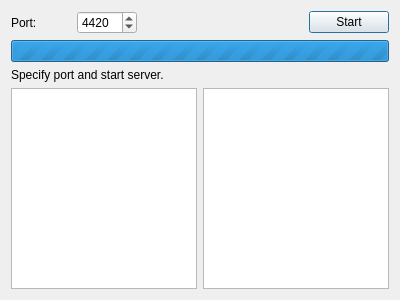
This is server/serverdialog.ui in l3enQ/QtNetworkBroadcast as Qt 5 draws it before an edit. The edited form follows.
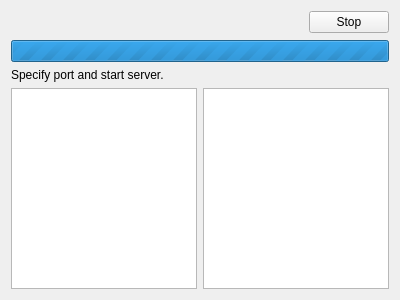
This is the edited form. The open tabs and pages were chosen to show the change.

Commit message:
stop server added
close event handled
refasctored

The edit to the form file:
```diff
--- a/server/serverdialog.ui
+++ b/server/serverdialog.ui
@@ -15,6 +15,31 @@
   </property>
   <layout class="QVBoxLayout" name="verticalLayout">
    <item>
+    <widget class="QStackedWidget" name="stackedWidget">
+     <property name="sizePolicy">
+      <sizepolicy hsizetype="Preferred" vsizetype="Maximum">
+       <horstretch>0</horstretch>
+       <verstretch>0</verstretch>
+      </sizepolicy>
+     </property>
+     <property name="currentIndex">
+      <number>0</number>
+     </property>
+     <widget class="QWidget" name="pStart">
+      <layout class="QHBoxLayout" name="horizontalLayout_3">
+       <property name="leftMargin">
+        <number>0</number>
+       </property>
+       <property name="topMargin">
+        <number>0</number>
+       </property>
+       <property name="rightMargin">
+        <number>0</number>
+       </property>
+       <property name="bottomMargin">
+        <number>0</number>
+       </property>
+       <item>
     <layout class="QHBoxLayout" name="horizontalLayout">
      <item>
       <widget class="QLabel" name="lPort">
@@ -75,6 +100,50 @@
       </widget>
      </item>
     </layout>
+       </item>
+      </layout>
+     </widget>
+     <widget class="QWidget" name="pStop">
+      <layout class="QHBoxLayout" name="horizontalLayout_5">
+       <property name="leftMargin">
+        <number>0</number>
+       </property>
+       <property name="topMargin">
+        <number>0</number>
+       </property>
+       <property name="rightMargin">
+        <number>0</number>
+       </property>
+       <property name="bottomMargin">
+        <number>0</number>
+       </property>
+       <item>
+        <layout class="QHBoxLayout" name="horizontalLayout_4">
+         <item>
+          <spacer name="horizontalSpacer_2">
+           <property name="orientation">
+            <enum>Qt::Horizontal</enum>
+           </property>
+           <property name="sizeHint" stdset="0">
+            <size>
+             <width>40</width>
+             <height>20</height>
+            </size>
+           </property>
+          </spacer>
+         </item>
+         <item>
+          <widget class="QPushButton" name="btnStop">
+           <property name="text">
+            <string>Stop</string>
+           </property>
+          </widget>
+         </item>
+        </layout>
+       </item>
+      </layout>
+     </widget>
+    </widget>
    </item>
    <item>
     <widget class="QProgressBar" name="progressBar">
```
Lines whose indentation alone changed are shown as unchanged. The commit also changes 6 other files.
